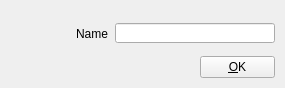
This is src/Widgets/PresetDialog.ui in CasparCG/client as Qt 5 draws it before an edit. The edited form follows.
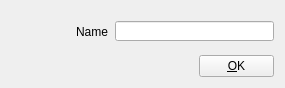
This is the edited form. Icons and pictures are not drawn.

Diff of the .ui file:
```diff
--- a/src/Widgets/PresetDialog.ui
+++ b/src/Widgets/PresetDialog.ui
@@ -28,8 +28,8 @@
   <widget class="QPushButton" name="pushButtonOK">
    <property name="geometry">
     <rect>
-     <x>200</x>
-     <y>56</y>
+     <x>199</x>
+     <y>55</y>
      <width>75</width>
      <height>22</height>
     </rect>
@@ -64,8 +64,8 @@
    <property name="geometry">
     <rect>
      <x>115</x>
-     <y>23</y>
-     <width>160</width>
+     <y>21</y>
+     <width>159</width>
      <height>20</height>
     </rect>
    </property>
@@ -74,7 +74,7 @@
    <property name="geometry">
     <rect>
      <x>57</x>
-     <y>26</y>
+     <y>24</y>
      <width>51</width>
      <height>16</height>
     </rect>
```
